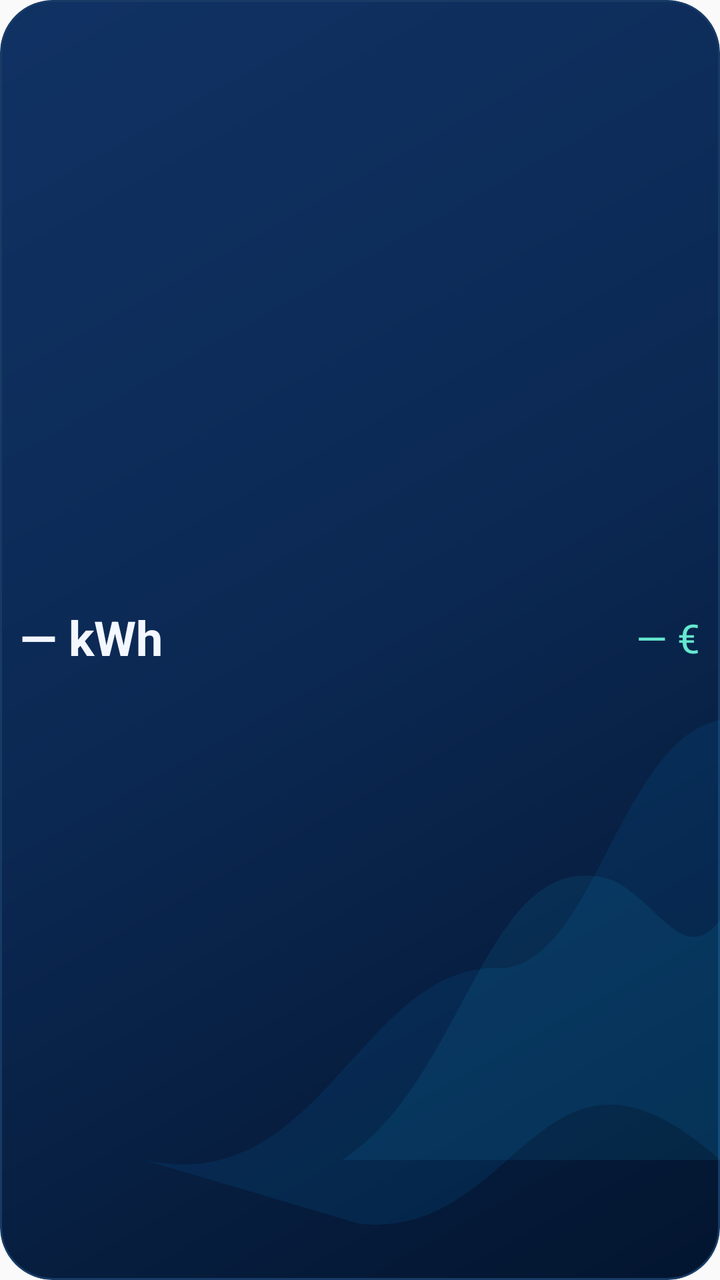
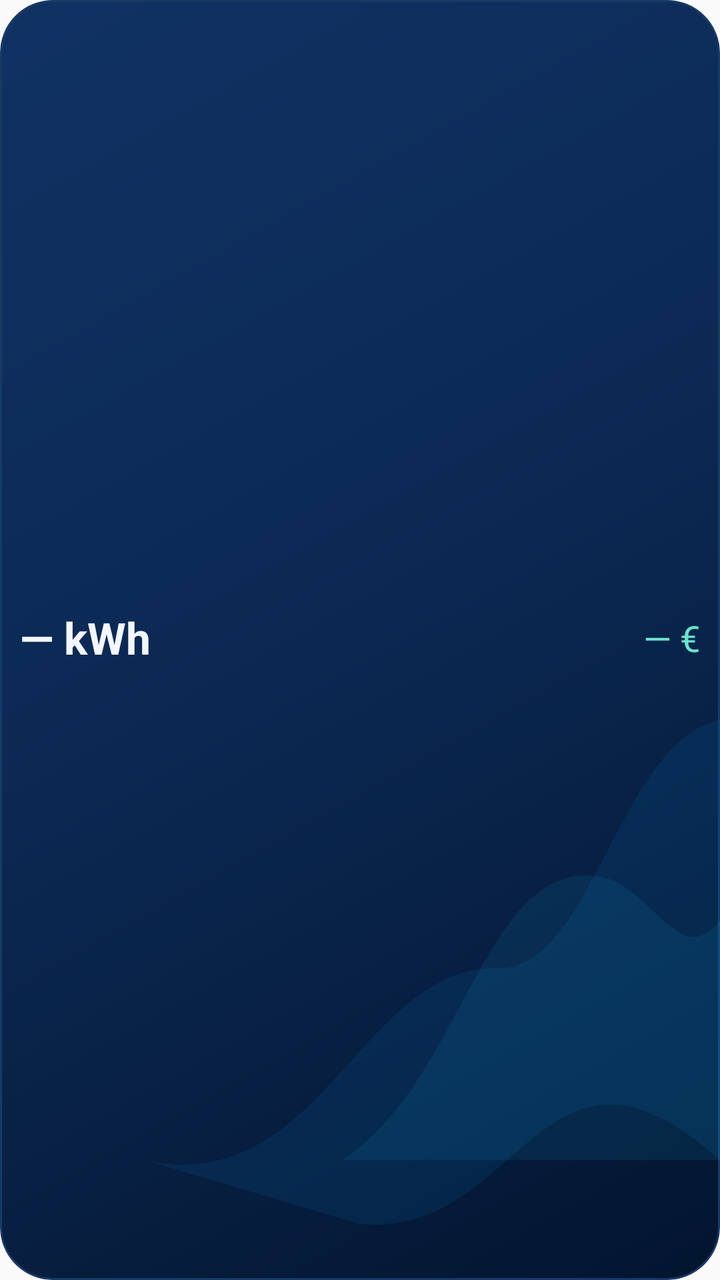

Compare the two renders of this Android layout. The source of the first and the diff that turns it into the second are given below.
<!-- AndroidManifest.xml: application theme android:Theme.Material.Light.NoActionBar -->
<!-- res/layout/costoluce_widget_stats_wide.xml -->
<?xml version="1.0" encoding="utf-8"?>
<LinearLayout xmlns:android="http://schemas.android.com/apk/res/android" android:id="@+id/widget_small_root" android:layout_width="match_parent" android:layout_height="match_parent" android:orientation="horizontal" android:gravity="center_vertical" android:background="@drawable/costoluce_widget_bg" android:clipToOutline="true" android:paddingLeft="10dp" android:paddingRight="10dp" android:paddingTop="4dp" android:paddingBottom="4dp">
  <TextView android:id="@+id/widget_small_kwh" android:layout_width="0dp" android:layout_weight="1" android:layout_height="match_parent" android:gravity="center_vertical" android:text="— kWh" android:textColor="#F3F7FF" android:textSize="24sp" android:textStyle="bold" android:includeFontPadding="false" android:maxLines="1" android:ellipsize="end" />
  <TextView android:id="@+id/widget_small_cost" android:layout_width="0dp" android:layout_weight="1" android:layout_height="match_parent" android:gravity="center_vertical|end" android:text="— €" android:textColor="#64E7CF" android:textSize="20sp" android:includeFontPadding="false" android:maxLines="1" android:ellipsize="end" />
  <TextView android:id="@+id/widget_small_refresh" android:layout_width="48dp" android:layout_height="48dp" android:layout_gravity="center_vertical" android:layout_marginLeft="4dp" android:gravity="center" android:background="@drawable/costoluce_widget_refresh_bg" android:text="↻" android:textColor="#F3F7FF" android:textSize="26sp" android:contentDescription="Aggiorna Enel in background" android:clickable="true" android:focusable="true" android:visibility="gone" />
</LinearLayout>
<!-- resources referenced by this layout -->
<resources>
  <!-- drawable costoluce_widget_bg (drawable) -->
  <layer-list xmlns:android="http://schemas.android.com/apk/res/android"><item><shape><gradient android:angle="135" android:startColor="#03152F" android:centerColor="#0B2852" android:endColor="#103264"/><corners android:radius="26dp"/><stroke android:width="1dp" android:color="#173B65"/></shape></item>
  <item><vector android:width="1dp" android:height="1dp" android:viewportWidth="400" android:viewportHeight="320"><path android:fillColor="#0A75BB" android:fillAlpha="0.14" android:pathData="M80,290 C180,300 200,240 280,242 C330,240 345,185 400,180 L400,290 C300,250 290,310 200,306 Z"/><path android:fillColor="#1498C8" android:fillAlpha="0.12" android:pathData="M190,290 C260,270 270,210 340,220 C365,225 380,242 400,230 L400,290 Z"/></vector></item></layer-list>
  <!-- drawable costoluce_widget_refresh_bg (drawable) -->
  <?xml version="1.0" encoding="utf-8"?>
  <shape xmlns:android="http://schemas.android.com/apk/res/android" android:shape="rectangle">
      <gradient android:angle="270" android:startColor="#265FAD" android:endColor="#173E79"/>
      <corners android:radius="15dp"/>
      <stroke android:width="1dp" android:color="#4C8DD8"/>
  </shape>
</resources>

<!-- the commit's change to res/layout/costoluce_widget_stats_wide.xml (unified diff, before → after) -->
@@ -1,6 +1,6 @@
 <?xml version="1.0" encoding="utf-8"?>
 <LinearLayout xmlns:android="http://schemas.android.com/apk/res/android" android:id="@+id/widget_small_root" android:layout_width="match_parent" android:layout_height="match_parent" android:orientation="horizontal" android:gravity="center_vertical" android:background="@drawable/costoluce_widget_bg" android:clipToOutline="true" android:paddingLeft="10dp" android:paddingRight="10dp" android:paddingTop="4dp" android:paddingBottom="4dp">
-  <TextView android:id="@+id/widget_small_kwh" android:layout_width="0dp" android:layout_weight="1" android:layout_height="match_parent" android:gravity="center_vertical" android:text="— kWh" android:textColor="#F3F7FF" android:textSize="24sp" android:textStyle="bold" android:includeFontPadding="false" android:maxLines="1" android:ellipsize="end" />
-  <TextView android:id="@+id/widget_small_cost" android:layout_width="0dp" android:layout_weight="1" android:layout_height="match_parent" android:gravity="center_vertical|end" android:text="— €" android:textColor="#64E7CF" android:textSize="20sp" android:includeFontPadding="false" android:maxLines="1" android:ellipsize="end" />
+  <TextView android:id="@+id/widget_small_kwh" android:layout_width="0dp" android:layout_weight="1" android:layout_height="match_parent" android:gravity="center_vertical" android:text="— kWh" android:textColor="#F3F7FF" android:textSize="24sp" android:textStyle="bold" android:includeFontPadding="false" android:fontFamily="sans-serif" android:autoSizeTextType="uniform" android:autoSizeMinTextSize="8sp" android:autoSizeMaxTextSize="22sp" android:autoSizeStepGranularity="1sp" android:maxLines="1" android:ellipsize="end" />
+  <TextView android:id="@+id/widget_small_cost" android:layout_width="0dp" android:layout_weight="1" android:layout_height="match_parent" android:gravity="center_vertical|end" android:text="— €" android:textColor="#64E7CF" android:textSize="20sp" android:includeFontPadding="false" android:fontFamily="sans-serif" android:autoSizeTextType="uniform" android:autoSizeMinTextSize="8sp" android:autoSizeMaxTextSize="18sp" android:autoSizeStepGranularity="1sp" android:maxLines="1" android:ellipsize="end" />
   <TextView android:id="@+id/widget_small_refresh" android:layout_width="48dp" android:layout_height="48dp" android:layout_gravity="center_vertical" android:layout_marginLeft="4dp" android:gravity="center" android:background="@drawable/costoluce_widget_refresh_bg" android:text="↻" android:textColor="#F3F7FF" android:textSize="26sp" android:contentDescription="Aggiorna Enel in background" android:clickable="true" android:focusable="true" android:visibility="gone" />
 </LinearLayout>
